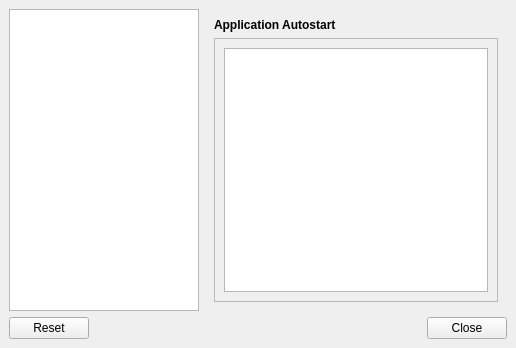
First picture: the form in config/sessionconfigwindow.ui, repository lxqt/lxqt-session, before the edit.
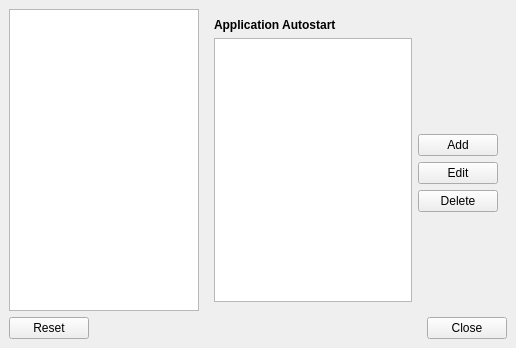
Second picture: the form after the edit. The open tabs and pages were chosen to show the change. Custom widgets are drawn as their Qt base class.

Diff of the .ui file:
```diff
--- a/config/sessionconfigwindow.ui
+++ b/config/sessionconfigwindow.ui
@@ -275,8 +275,29 @@
          </layout>
         </widget>
         <widget class="QWidget" name="xdgAutostartPage">
-         <layout class="QVBoxLayout" name="verticalLayout_2">
-          <item>
+         <layout class="QGridLayout" name="gridLayout_10">
+          <item row="4" column="1">
+           <widget class="QPushButton" name="autoStartDeleteButton">
+            <property name="text">
+             <string>Delete</string>
+            </property>
+           </widget>
+          </item>
+          <item row="2" column="1">
+           <widget class="QPushButton" name="autoStartAddButton">
+            <property name="text">
+             <string>Add</string>
+            </property>
+           </widget>
+          </item>
+          <item row="3" column="1">
+           <widget class="QPushButton" name="autoStartEditButton">
+            <property name="text">
+             <string>Edit</string>
+            </property>
+           </widget>
+          </item>
+          <item row="0" column="0">
            <widget class="QLabel" name="label_7">
             <property name="font">
              <font>
@@ -289,30 +310,37 @@
             </property>
            </widget>
           </item>
-          <item>
-           <widget class="QScrollArea" name="scrollArea_3">
-            <property name="widgetResizable">
-             <bool>true</bool>
+          <item row="5" column="1">
+           <spacer name="verticalSpacer_7">
+            <property name="orientation">
+             <enum>Qt::Vertical</enum>
             </property>
-            <widget class="QWidget" name="scrollAreaWidgetContents_3">
-             <property name="geometry">
-              <rect>
-               <x>0</x>
-               <y>0</y>
-               <width>314</width>
-               <height>248</height>
-              </rect>
-             </property>
-             <layout class="QGridLayout" name="gridLayout">
-              <item row="0" column="0">
-               <widget class="QTreeView" name="xdgAutoStartView">
-                <attribute name="headerVisible">
-                 <bool>false</bool>
-                </attribute>
-               </widget>
-              </item>
-             </layout>
-            </widget>
+            <property name="sizeHint" stdset="0">
+             <size>
+              <width>20</width>
+              <height>40</height>
+             </size>
+            </property>
+           </spacer>
+          </item>
+          <item row="1" column="1">
+           <spacer name="verticalSpacer_8">
+            <property name="orientation">
+             <enum>Qt::Vertical</enum>
+            </property>
+            <property name="sizeHint" stdset="0">
+             <size>
+              <width>20</width>
+              <height>40</height>
+             </size>
+            </property>
+           </spacer>
+          </item>
+          <item row="1" column="0" rowspan="5">
+           <widget class="QTreeView" name="xdgAutoStartView">
+            <attribute name="headerVisible">
+             <bool>false</bool>
+            </attribute>
            </widget>
           </item>
          </layout>
```
Left out of the diff: 16 changed lines with no effect on the pictures.
